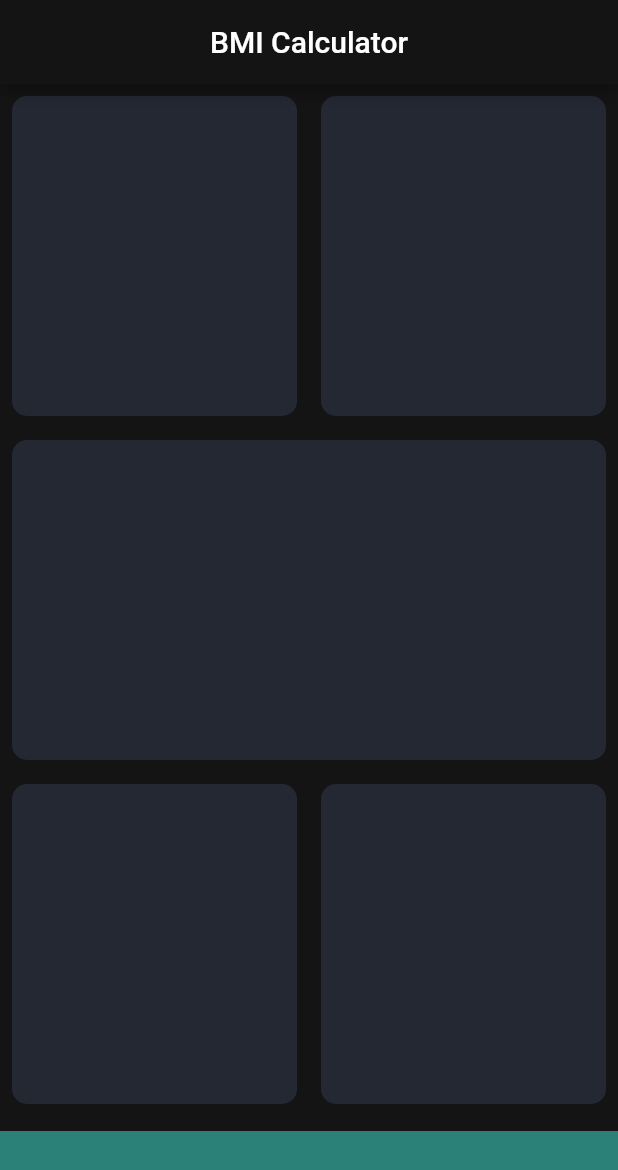
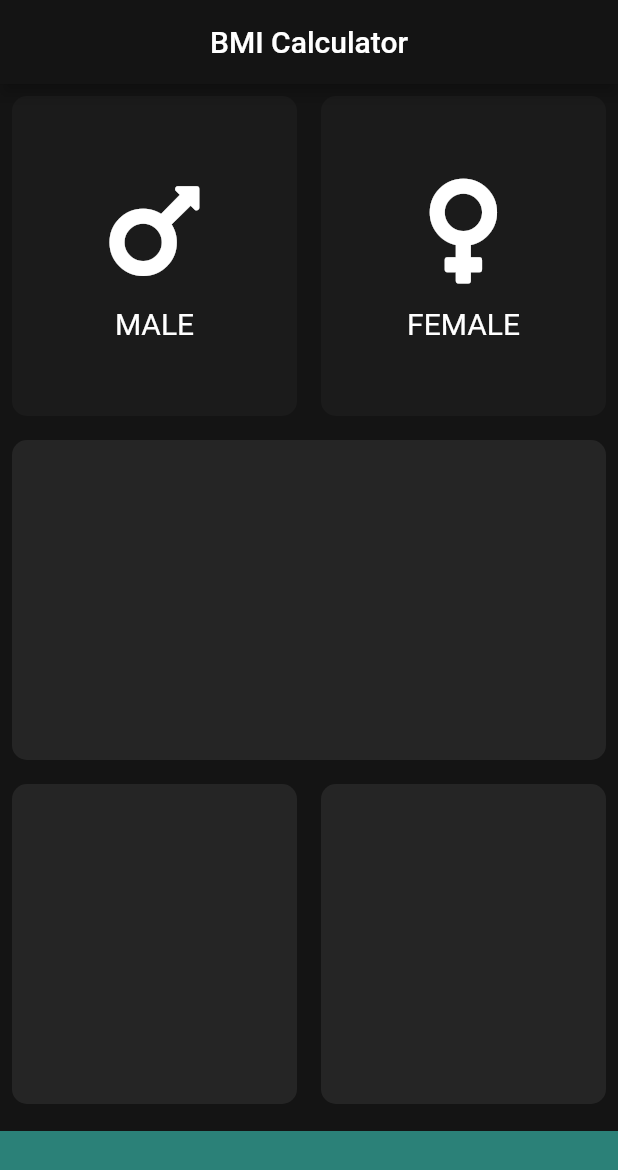
Before and after one commit to vashudev-dhama/bmi_calc_flutter, a Flutter app: the screen it shows after launch, on a phone screen of 412 x 824 dp. Shown: the top 1170 px of the screen. Run offline on Flutter 3.47's test engine with Material 2 defaults, Android fonts, the phone set to English and light mode, and no system bars; our stand-ins replace font_awesome_flutter.

Commit message:
gender cards and a bit code reformatting

```diff
--- /dev/null
+++ b/lib/card_content.dart
@@ -0,0 +1,37 @@
+import 'package:flutter/material.dart';
+
+const double iconSize = 80.0;
+const double sizedBoxHeight = 10.0;
+const labelTextStyle = TextStyle(
+  fontSize: 20.0,
+  color: Colors.white,
+);
+
+class CardContent extends StatelessWidget {
+  //card text
+  final String textContent;
+  //card icon
+  final IconData icon;
+
+  CardContent({this.icon, this.textContent});
+
+  @override
+  Widget build(BuildContext context) {
+    return Column(
+      mainAxisAlignment: MainAxisAlignment.center,
+      children: <Widget>[
+        Icon(
+          icon,
+          size: iconSize,
+        ),
+        SizedBox(
+          height: sizedBoxHeight,
+        ),
+        Text(
+          textContent,
+          style: labelTextStyle,
+        ),
+      ],
+    );
+  }
+}
--- a/lib/input_page.dart
+++ b/lib/input_page.dart
@@ -1,15 +1,30 @@
 import 'package:flutter/material.dart';
+import 'reusable_tiles.dart';
+import 'card_content.dart';
 import 'package:font_awesome_flutter/font_awesome_flutter.dart';
 
+//height for bottom button container
 const bottomContainerHeight = 70.0;
-const activeCardColor = Color(0xFF232833);
+//color for active card
+const activeCardColor = Color(0xFF252525);
+//color for inactive card
+const inactiveCardColor = Color(0xFF1b1b1b);
+//color for bottom button container
 const bottomContainerColor = Color(0x8840E0D0);
+
+enum Gender {
+  male,
+  female,
+}
 
 class InputPage extends StatefulWidget {
   _InputPageState createState() => _InputPageState();
 }
 
 class _InputPageState extends State<InputPage> {
+  //to keep track of user's gender
+  Gender userGender;
+
   @override
   Widget build(BuildContext context) {
     return Scaffold(
@@ -24,13 +39,37 @@ class _InputPageState extends State<InputPage> {
             child: Row(
               children: <Widget>[
                 Expanded(
+                  //Male gender gesture detector
                   child: ReusableTiles(
-                    tileColor: activeCardColor,
+                    onTapFunction: () {
+                      setState(() {
+                        userGender = Gender.male;
+                      });
+                    },
+                    tileColor: userGender == Gender.male
+                        ? activeCardColor
+                        : inactiveCardColor,
+                    cardChild: CardContent(
+                      icon: FontAwesomeIcons.mars,
+                      textContent: 'MALE',
+                    ),
                   ),
                 ),
                 Expanded(
+                  //Female gender gesture detector
                   child: ReusableTiles(
-                    tileColor: activeCardColor,
+                    onTapFunction: () {
+                      setState(() {
+                        userGender = Gender.female;
+                      });
+                    },
+                    tileColor: userGender == Gender.female
+                        ? activeCardColor
+                        : inactiveCardColor,
+                    cardChild: CardContent(
+                      icon: FontAwesomeIcons.venus,
+                      textContent: 'FEMALE',
+                    ),
                   ),
                 ),
               ],
@@ -68,24 +107,3 @@ class _InputPageState extends State<InputPage> {
     );
   }
 }
-
-class ReusableTiles extends StatelessWidget {
-  //for tile color
-  final Color tileColor;
-  //for tile content child
-  final Widget cardChild;
-
-  ReusableTiles({@required this.tileColor, this.cardChild});
-
-  @override
-  Widget build(BuildContext context) {
-    return Container(
-      child: cardChild,
-      decoration: BoxDecoration(
-        color: tileColor,
-        borderRadius: BorderRadius.circular(10.0),
-      ),
-      margin: EdgeInsets.all(8.0),
-    );
-  }
-}
--- /dev/null
+++ b/lib/reusable_tiles.dart
@@ -0,0 +1,27 @@
+import 'package:flutter/material.dart';
+
+class ReusableTiles extends StatelessWidget {
+  //for tile color
+  final Color tileColor;
+  //for tile content child
+  final Widget cardChild;
+  //function to be performed for gesture detector widget
+  final Function onTapFunction;
+
+  ReusableTiles({@required this.tileColor, this.cardChild, this.onTapFunction});
+
+  @override
+  Widget build(BuildContext context) {
+    return GestureDetector(
+      onTap: onTapFunction,
+      child: Container(
+        child: cardChild,
+        decoration: BoxDecoration(
+          color: tileColor,
+          borderRadius: BorderRadius.circular(10.0),
+        ),
+        margin: EdgeInsets.all(8.0),
+      ),
+    );
+  }
+}
```
